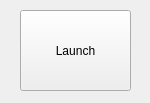
This is pyqt/ht/main_window.ui in opetelin/olegs_test_repo as Qt 5 draws it before an edit. The edited form follows.
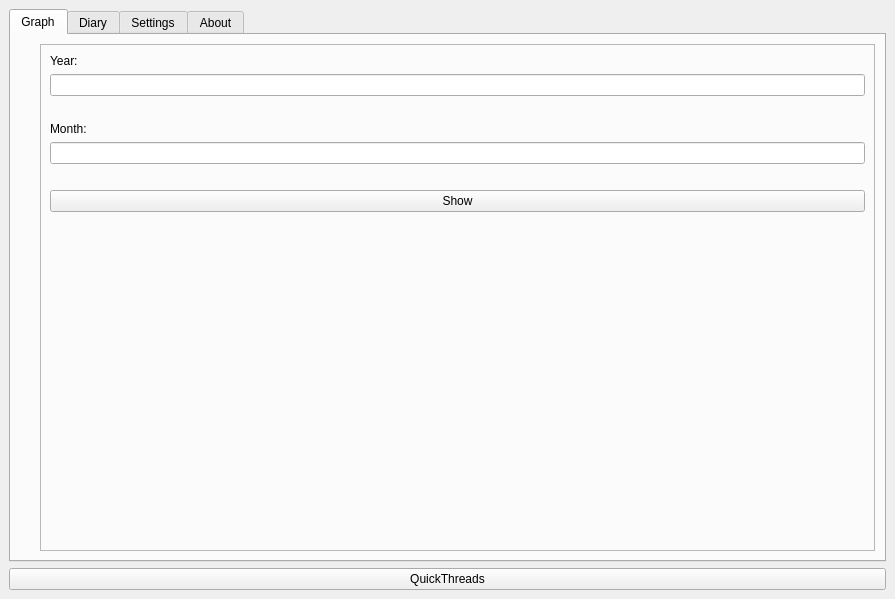
This is the edited form.

Commit message: Main window skeleton stuff

What changed in the file:
```diff
--- a/pyqt/ht/main_window.ui
+++ b/pyqt/ht/main_window.ui
@@ -6,27 +6,188 @@
    <rect>
     <x>0</x>
     <y>0</y>
-    <width>150</width>
-    <height>103</height>
+    <width>895</width>
+    <height>599</height>
    </rect>
   </property>
   <property name="windowTitle">
    <string>MainWindow</string>
   </property>
   <widget class="QWidget" name="centralwidget">
-   <widget class="QPushButton" name="btn_test">
-    <property name="geometry">
-     <rect>
-      <x>20</x>
-      <y>10</y>
-      <width>111</width>
-      <height>81</height>
-     </rect>
-    </property>
-    <property name="text">
-     <string>Launch</string>
-    </property>
-   </widget>
+   <layout class="QVBoxLayout" name="verticalLayout">
+    <item>
+     <widget class="QTabWidget" name="tab_main">
+      <property name="currentIndex">
+       <number>0</number>
+      </property>
+      <widget class="QWidget" name="graph">
+       <attribute name="title">
+        <string>Graph</string>
+       </attribute>
+       <layout class="QVBoxLayout" name="verticalLayout_3">
+        <item>
+         <layout class="QHBoxLayout" name="horizontalLayout">
+          <item>
+           <layout class="QVBoxLayout" name="graph_container"/>
+          </item>
+          <item>
+           <spacer name="verticalSpacer">
+            <property name="orientation">
+             <enum>Qt::Vertical</enum>
+            </property>
+            <property name="sizeHint" stdset="0">
+             <size>
+              <width>20</width>
+              <height>40</height>
+             </size>
+            </property>
+           </spacer>
+          </item>
+          <item>
+           <widget class="QFrame" name="frame">
+            <property name="frameShape">
+             <enum>QFrame::StyledPanel</enum>
+            </property>
+            <property name="frameShadow">
+             <enum>QFrame::Raised</enum>
+            </property>
+            <layout class="QVBoxLayout" name="verticalLayout_4">
+             <item alignment="Qt::AlignTop">
+              <widget class="QLabel" name="label_2">
+               <property name="sizePolicy">
+                <sizepolicy hsizetype="Fixed" vsizetype="Fixed">
+                 <horstretch>0</horstretch>
+                 <verstretch>0</verstretch>
+                </sizepolicy>
+               </property>
+               <property name="text">
+                <string>Year: </string>
+               </property>
+              </widget>
+             </item>
+             <item alignment="Qt::AlignTop">
+              <widget class="QLineEdit" name="line_year">
+               <property name="sizePolicy">
+                <sizepolicy hsizetype="Preferred" vsizetype="Fixed">
+                 <horstretch>0</horstretch>
+                 <verstretch>0</verstretch>
+                </sizepolicy>
+               </property>
+              </widget>
+             </item>
+             <item>
+              <spacer name="horizontalSpacer">
+               <property name="orientation">
+                <enum>Qt::Horizontal</enum>
+               </property>
+               <property name="sizeHint" stdset="0">
+                <size>
+                 <width>40</width>
+                 <height>20</height>
+                </size>
+               </property>
+              </spacer>
+             </item>
+             <item alignment="Qt::AlignTop">
+              <widget class="QLabel" name="label">
+               <property name="sizePolicy">
+                <sizepolicy hsizetype="Fixed" vsizetype="Fixed">
+                 <horstretch>0</horstretch>
+                 <verstretch>0</verstretch>
+                </sizepolicy>
+               </property>
+               <property name="text">
+                <string>Month:</string>
+               </property>
+              </widget>
+             </item>
+             <item>
+              <widget class="QLineEdit" name="line_month"/>
+             </item>
+             <item>
+              <spacer name="horizontalSpacer_2">
+               <property name="orientation">
+                <enum>Qt::Horizontal</enum>
+               </property>
+               <property name="sizeHint" stdset="0">
+                <size>
+                 <width>40</width>
+                 <height>20</height>
+                </size>
+               </property>
+              </spacer>
+             </item>
+             <item>
+              <widget class="QPushButton" name="btn_update_graph">
+               <property name="text">
+                <string>Show</string>
+               </property>
+              </widget>
+             </item>
+             <item>
+              <spacer name="verticalSpacer_2">
+               <property name="orientation">
+                <enum>Qt::Vertical</enum>
+               </property>
+               <property name="sizeHint" stdset="0">
+                <size>
+                 <width>20</width>
+                 <height>40</height>
+                </size>
+               </property>
+              </spacer>
+             </item>
+            </layout>
+           </widget>
+          </item>
+         </layout>
+        </item>
+       </layout>
+      </widget>
+      <widget class="QWidget" name="diary">
+       <attribute name="title">
+        <string>Diary</string>
+       </attribute>
+       <layout class="QVBoxLayout" name="verticalLayout_2">
+        <item>
+         <widget class="QScrollArea" name="scrollArea">
+          <property name="widgetResizable">
+           <bool>true</bool>
+          </property>
+          <widget class="QWidget" name="scrollAreaWidgetContents">
+           <property name="geometry">
+            <rect>
+             <x>0</x>
+             <y>0</y>
+             <width>853</width>
+             <height>495</height>
+            </rect>
+           </property>
+          </widget>
+         </widget>
+        </item>
+       </layout>
+      </widget>
+      <widget class="QWidget" name="settings">
+       <attribute name="title">
+        <string>Settings</string>
+       </attribute>
+      </widget>
+      <widget class="QWidget" name="about">
+       <attribute name="title">
+        <string>About</string>
+       </attribute>
+      </widget>
+     </widget>
+    </item>
+    <item>
+     <widget class="QPushButton" name="btn_test">
+      <property name="text">
+       <string>QuickThreads</string>
+      </property>
+     </widget>
+    </item>
+   </layout>
   </widget>
  </widget>
  <resources/>
```
Left out of the diff: 2 changed lines with no effect on the pictures. The commit also changes 3 other files.
